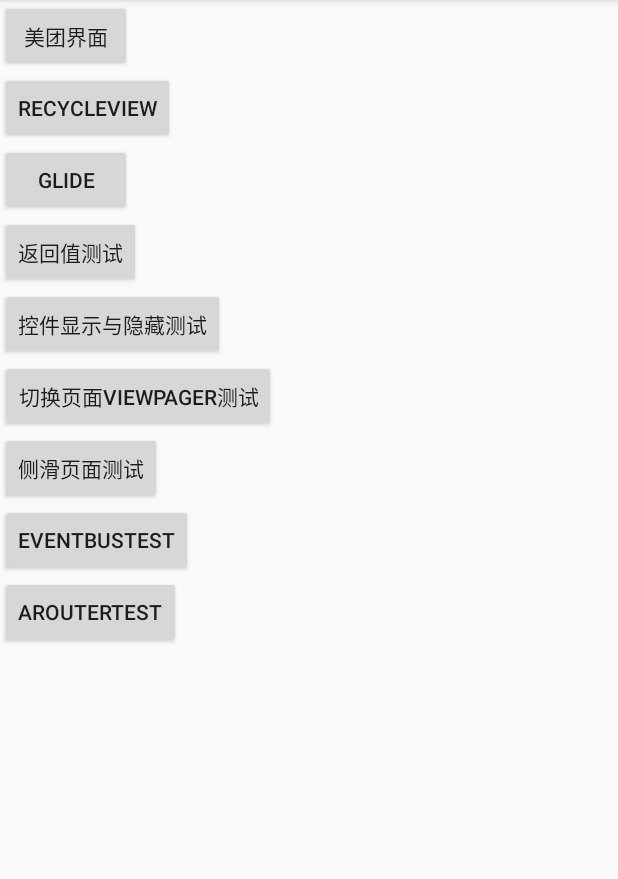
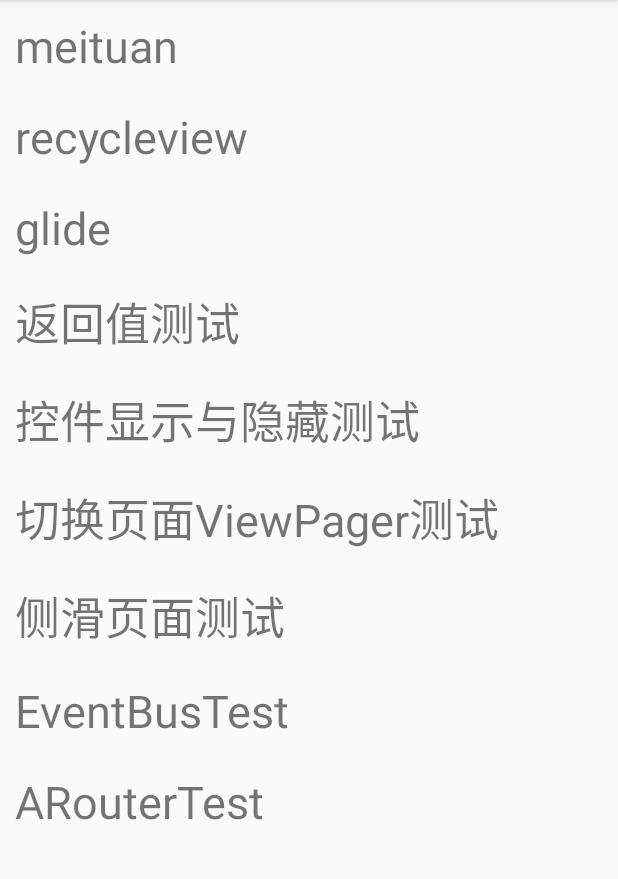
Before and after one commit to laihuiming/MyApp, an Android app: the screen it shows after launch (MainActivity), on a phone screen of 412 x 824 dp, the part 84-963 px from its top. Run offline under Robolectric (Android 15) with nearby library versions, the phone set to English and light mode, and no system bars; our stand-ins replace ButterKnife; 3 statements that could not run were skipped.

Commit message:
修改MainActivity，改为RecycleView，跳转错乱

```diff
--- a/app/src/main/java/com/example/myapplication2/ActivityResultTest/ActivityResultTestActivity.java
+++ b/app/src/main/java/com/example/myapplication2/ActivityResultTest/ActivityResultTestActivity.java
@@ -14,6 +14,7 @@
 import androidx.fragment.app.FragmentManager;
 import androidx.fragment.app.FragmentTransaction;
 
+import com.alibaba.android.arouter.facade.annotation.Route;
 import com.example.myapplication2.ActivityResultTest.TableLayoutTest.TableOneFragment;
 import com.example.myapplication2.ActivityResultTest.TableLayoutTest.TableTwoFragment;
 import com.example.myapplication2.R;
@@ -21,7 +22,7 @@
 import butterknife.BindView;
 import butterknife.ButterKnife;
 import butterknife.OnClick;
-
+@Route(path = "app/ActivityResultTestActivity")
 public class ActivityResultTestActivity extends FragmentActivity implements View.OnClickListener {
     @BindView(R.id.fragment)
     FrameLayout fragment;
--- a/app/src/main/java/com/example/myapplication2/Adapter/MainAdapter.java
+++ b/app/src/main/java/com/example/myapplication2/Adapter/MainAdapter.java
@@ -1,29 +1,36 @@
 package com.example.myapplication2.Adapter;
 
 
+import android.content.Context;
 import android.view.View;
 import android.view.ViewGroup;
 import android.widget.ImageView;
 import android.widget.TextView;
 import androidx.annotation.NonNull;
 import androidx.recyclerview.widget.RecyclerView;
+
+import com.alibaba.android.arouter.launcher.ARouter;
 import com.example.myapplication2.Bean.ItemBean;
+import com.example.myapplication2.Bean.MainBean;
 import com.example.myapplication2.R;
 
 import java.util.List;
 
 public class MainAdapter extends RecyclerView.Adapter<MainAdapter.InnerHolder>{
 
-    public final List<ItemBean> mData;
+    public final List<MainBean> mData;
     private View view;
+    private Context context;
+    private String path;
 
-    public MainAdapter(List<ItemBean> data){
+    public MainAdapter(Context context,List<MainBean> data){
+        this.context = context;
         this.mData = data;
     }
     @NonNull
     @Override
     public InnerHolder onCreateViewHolder(@NonNull ViewGroup parent, int viewType) {
-        view = View.inflate(parent.getContext(), R.layout.item_recycleview, null);
+        view = View.inflate(parent.getContext(), R.layout.item_main, null);
         return new InnerHolder(view);
     }
     /**
@@ -35,6 +42,12 @@
     public void onBindViewHolder(@NonNull InnerHolder holder, int position) {
         //绑定数据
         holder.setData(mData.get(position));
+        holder.itemView.setOnClickListener(new View.OnClickListener() {
+            @Override
+            public void onClick(View v) {
+                ARouter.getInstance().build(path).navigation();
+            }
+        });
     }
 
     /**
@@ -52,7 +65,7 @@
 
     public class InnerHolder extends RecyclerView.ViewHolder {
         private TextView mTitle;
-        private ImageView mIcon;
+//        private ImageView mIcon;
 
 
         public InnerHolder(View itemView) {
@@ -63,10 +76,11 @@
 
         /**
          * 设置数据
-         * @param itemBean
+         * @param mainBean
          */
-        public void setData(ItemBean itemBean) {
-            mTitle.setText(itemBean.title);
+        public void setData(MainBean mainBean) {
+            mTitle.setText(mainBean.title);
+            path = mainBean.path;
 //            mIcon.setImageResource(itemBean.icon);
         }
 
--- a/app/src/main/java/com/example/myapplication2/Data/MainDatas.java
+++ b/app/src/main/java/com/example/myapplication2/Data/MainDatas.java
@@ -1,10 +1,31 @@
 package com.example.myapplication2.Data;
+
+import com.example.myapplication2.Constant;
 
 public class MainDatas {
     public static String[] titles = {
             "meituan",
             "recycleview",
             "glide",
-            "butterknife"
+            "返回值测试",
+            "控件显示与隐藏测试",
+            "切换页面ViewPager测试",
+            "侧滑页面测试",
+            "EventBusTest",
+            "ARouterTest"
+
     };
+    public static String[] path = {
+            Constant.MEITUAN,
+            Constant.RECYCLEVIEW,
+            Constant.GLIDE,
+            Constant.FANHUIZHI,
+            Constant.VISIBILITY,
+            Constant.VIEWPAGER,
+            Constant.DRAWERLAYOUT,
+            Constant.EVENTBUSTEST,
+            Constant.AROUTERTEST
+    };
+    public MainDatas() {
+    }
 }
--- a/app/src/main/java/com/example/myapplication2/DrawerLayout/DrawerLayoutTestActivity.java
+++ b/app/src/main/java/com/example/myapplication2/DrawerLayout/DrawerLayoutTestActivity.java
@@ -13,6 +13,7 @@
 import androidx.appcompat.app.AppCompatActivity;
 import androidx.drawerlayout.widget.DrawerLayout;
 
+import com.alibaba.android.arouter.facade.annotation.Route;
 import com.bigkoo.pickerview.builder.OptionsPickerBuilder;
 import com.bigkoo.pickerview.builder.TimePickerBuilder;
 import com.bigkoo.pickerview.listener.OnOptionsSelectListener;
@@ -37,7 +38,7 @@
 
 import static com.example.myapplication2.util.TimeFormat.Y_M_D_SHOW;
 import static com.example.myapplication2.util.TimeFormat.getCurrTime;
-
+@Route(path = "/app/DrawerLayoutTestActivity")
 public class DrawerLayoutTestActivity extends AppCompatActivity {
     @BindView(R.id.open_drawerlayout)
     TextView openDrawerlayout;
--- a/app/src/main/java/com/example/myapplication2/EventBusTest/EBThirdActivity.java
+++ b/app/src/main/java/com/example/myapplication2/EventBusTest/EBThirdActivity.java
@@ -9,6 +9,7 @@
 
 import androidx.appcompat.app.AppCompatActivity;
 
+import com.alibaba.android.arouter.facade.annotation.Route;
 import com.example.myapplication2.R;
 
 import org.greenrobot.eventbus.EventBus;
@@ -18,7 +19,7 @@
 import butterknife.BindView;
 import butterknife.ButterKnife;
 import butterknife.OnClick;
-
+@Route(path = "/app/EBThirdActivity")
 public class EBThirdActivity extends AppCompatActivity {
 
     private static final String TAG = "EBThirdActivity";
--- a/app/src/main/java/com/example/myapplication2/GlideActivity.java
+++ b/app/src/main/java/com/example/myapplication2/GlideActivity.java
@@ -10,6 +10,7 @@
 
 import androidx.appcompat.app.AppCompatActivity;
 
+import com.alibaba.android.arouter.facade.annotation.Route;
 import com.bumptech.glide.Glide;
 import com.bumptech.glide.load.engine.DiskCacheStrategy;
 import com.bumptech.glide.request.RequestOptions;
@@ -21,7 +22,7 @@
 import butterknife.OnClick;
 import jp.wasabeef.glide.transformations.BlurTransformation;
 import jp.wasabeef.glide.transformations.GrayscaleTransformation;
-
+@Route(path = "/app/GlideActivity")
 public class GlideActivity extends AppCompatActivity {
 
 
--- a/app/src/main/java/com/example/myapplication2/MainActivity.java
+++ b/app/src/main/java/com/example/myapplication2/MainActivity.java
@@ -6,85 +6,121 @@
 import android.widget.Button;
 
 import androidx.appcompat.app.AppCompatActivity;
+import androidx.recyclerview.widget.LinearLayoutManager;
+import androidx.recyclerview.widget.RecyclerView;
 
 import com.alibaba.android.arouter.facade.annotation.Route;
 import com.alibaba.android.arouter.launcher.ARouter;
 import com.example.myapplication2.ARoutDemo.ARoutDemoActivity;
 import com.example.myapplication2.ActivityResultTest.ActivityResultTestActivity;
+import com.example.myapplication2.Adapter.MainAdapter;
+import com.example.myapplication2.Adapter.RecyclerViewAdapter;
+import com.example.myapplication2.Bean.ItemBean;
+import com.example.myapplication2.Bean.MainBean;
+import com.example.myapplication2.Data.MainDatas;
 import com.example.myapplication2.DrawerLayout.DrawerLayoutTestActivity;
 import com.example.myapplication2.EventBusTest.EBFirstActivity;
 import com.example.myapplication2.ViewPager.ViewPagerActivity;
 import com.example.myapplication2.VisibilityTest.VisibilityTestActivity;
 
+import java.util.ArrayList;
+import java.util.List;
+
 import butterknife.BindView;
 import butterknife.ButterKnife;
 import butterknife.OnClick;
 
-@Route(path = "app/MainActivity")
+@Route(path = "/app/MainActivity")
 public class MainActivity extends AppCompatActivity {
-    @BindView(R.id.bt_meituan)
-    Button btMeituan;
-    @BindView(R.id.bt_recycleview)
-    Button btRecycleview;
-    @BindView(R.id.glide)
-    Button glide;
-    @BindView(R.id.activity_result)
-    Button activityResult;
-    @BindView(R.id.activity_visibility_test)
-    Button activityVisibilityTest;
-    @BindView(R.id.activity_viewpager_test)
-    Button activityViewpagerTest;
-    @BindView(R.id.activity_drawerlayout_text)
-    Button activityDrawerlayoutText;
-    @BindView(R.id.activity_eb_first)
-    Button activityEbFirst;
-    @BindView(R.id.activity_arouter_test)
-    Button activityArouterTest;
+//    @BindView(R.id.bt_meituan)
+//    Button btMeituan;
+//    @BindView(R.id.bt_recycleview)
+//    Button btRecycleview;
+//    @BindView(R.id.glide)
+//    Button glide;
+//    @BindView(R.id.activity_result)
+//    Button activityResult;
+//    @BindView(R.id.activity_visibility_test)
+//    Button activityVisibilityTest;
+//    @BindView(R.id.activity_viewpager_test)
+//    Button activityViewpagerTest;
+//    @BindView(R.id.activity_drawerlayout_text)
+//    Button activityDrawerlayoutText;
+//    @BindView(R.id.activity_eb_first)
+//    Button activityEbFirst;
+//    @BindView(R.id.activity_arouter_test)
+//    Button activityArouterTest;
+
+    private RecyclerView recyclerView;
+    private MainAdapter adapter;
+    private List<MainBean> mainArrayList = new ArrayList<MainBean>();
 
     @Override
     protected void onCreate(Bundle savedInstanceState) {
         super.onCreate(savedInstanceState);
         setContentView(R.layout.activity_main);
         ButterKnife.bind(this);
+        initData();
+        initview();
+
+    }
+
+    private void initData() {
+
+        for (int i = 0; i<MainDatas.titles.length;i++){
+            MainBean data = new MainBean();
+            data.title = MainDatas.titles[i];
+            data.path = MainDatas.path[i];
+            mainArrayList.add(data);
+        }
+    }
+
+    private void initview() {
+        recyclerView = (RecyclerView) findViewById(R.id.main_recycleview);//查找recyclerview控件
+        LinearLayoutManager manager = new LinearLayoutManager(this);//创建线性布局管理器
+        manager.setOrientation(LinearLayoutManager.VERTICAL);//添加垂直布局
+        recyclerView.setLayoutManager(manager);//将线性布局管理器添加到recyclerview中
+        adapter = new MainAdapter(getApplicationContext(),mainArrayList);//实例化适配器
+        recyclerView.setAdapter(adapter);//添加适配器
     }
 
 
-    @OnClick({R.id.bt_meituan, R.id.bt_recycleview, R.id.glide, R.id.activity_result,
-            R.id.activity_visibility_test, R.id.activity_viewpager_test, R.id.activity_drawerlayout_text,
-            R.id.activity_eb_first,R.id.activity_arouter_test})
-    public void onClick(View view) {
-        switch (view.getId()) {
-            case R.id.bt_meituan:
-                Intent intent = new Intent(MainActivity.this, MeiTuan.class);
-                startActivity(intent);
-                break;
-            case R.id.bt_recycleview:
-                Intent intent2 = new Intent(MainActivity.this, RecycleViewTest.class);
-                startActivity(intent2);
-                break;
-            case R.id.glide:
-                Intent intent3 = new Intent(MainActivity.this, GlideActivity.class);
-                startActivity(intent3);
-                break;
-            case R.id.activity_result:
-                Intent intent4 = new Intent(MainActivity.this, ActivityResultTestActivity.class);
-                startActivity(intent4);
-                break;
-            case R.id.activity_visibility_test:
-                startActivity(new Intent(MainActivity.this, VisibilityTestActivity.class));
-                break;
-            case R.id.activity_viewpager_test:
-                startActivity(new Intent(MainActivity.this, ViewPagerActivity.class));
-                break;
-            case R.id.activity_drawerlayout_text:
-                startActivity(new Intent(MainActivity.this, DrawerLayoutTestActivity.class));
-                break;
-            case R.id.activity_eb_first:
-                startActivity(new Intent(this, EBFirstActivity.class));
-            case R.id.activity_arouter_test:
-                ARouter.getInstance().build("/app/ARoutDemoActivity").navigation();
-//                startActivity(new Intent(this, ARoutDemoActivity.class));
-        }
-    }
+//    @OnClick({R.id.bt_meituan, R.id.bt_recycleview, R.id.glide, R.id.activity_result,
+//            R.id.activity_visibility_test, R.id.activity_viewpager_test, R.id.activity_drawerlayout_text,
+//            R.id.activity_eb_first,R.id.activity_arouter_test})
+//    public void onClick(View view) {
+//        switch (view.getId()) {
+//            case R.id.bt_meituan:
+//                Intent intent = new Intent(MainActivity.this, MeiTuan.class);
+//                startActivity(intent);
+//                break;
+//            case R.id.bt_recycleview:
+//                Intent intent2 = new Intent(MainActivity.this, RecycleViewTest.class);
+//                startActivity(intent2);
+//                break;
+//            case R.id.glide:
+//                Intent intent3 = new Intent(MainActivity.this, GlideActivity.class);
+//                startActivity(intent3);
+//                break;
+//            case R.id.activity_result:
+//                Intent intent4 = new Intent(MainActivity.this, ActivityResultTestActivity.class);
+//                startActivity(intent4);
+//                break;
+//            case R.id.activity_visibility_test:
+//                startActivity(new Intent(MainActivity.this, VisibilityTestActivity.class));
+//                break;
+//            case R.id.activity_viewpager_test:
+//                startActivity(new Intent(MainActivity.this, ViewPagerActivity.class));
+//                break;
+//            case R.id.activity_drawerlayout_text:
+//                startActivity(new Intent(MainActivity.this, DrawerLayoutTestActivity.class));
+//                break;
+//            case R.id.activity_eb_first:
+//                startActivity(new Intent(this, EBFirstActivity.class));
+//            case R.id.activity_arouter_test:
+//                ARouter.getInstance().build("/app/ARoutDemoActivity").navigation();
+////                startActivity(new Intent(this, ARoutDemoActivity.class));
+//        }
+//    }
 
 }
--- a/app/src/main/java/com/example/myapplication2/MeiTuan.java
+++ b/app/src/main/java/com/example/myapplication2/MeiTuan.java
@@ -6,9 +6,11 @@
 
 import androidx.appcompat.app.AppCompatActivity;
 
+import com.alibaba.android.arouter.facade.annotation.Route;
+
 import butterknife.BindView;
 import butterknife.ButterKnife;
-
+@Route(path = "/app/MeiTuan")
 public class MeiTuan extends AppCompatActivity {
 
     @Override
--- a/app/src/main/java/com/example/myapplication2/RecycleViewTest.java
+++ b/app/src/main/java/com/example/myapplication2/RecycleViewTest.java
@@ -6,6 +6,7 @@
 
 import android.os.Bundle;
 
+import com.alibaba.android.arouter.facade.annotation.Route;
 import com.example.myapplication2.Adapter.RecyclerViewAdapter;
 import com.example.myapplication2.Bean.RecycleViewBean;
 
@@ -17,7 +18,7 @@
 import retrofit2.Response;
 import retrofit2.Retrofit;
 import retrofit2.converter.gson.GsonConverterFactory;
-
+@Route(path = "/app/RecycleViewTest")
 public class RecycleViewTest extends AppCompatActivity {
 
     private RecyclerView recyclerView;
--- a/app/src/main/java/com/example/myapplication2/ViewPager/ViewPagerActivity.java
+++ b/app/src/main/java/com/example/myapplication2/ViewPager/ViewPagerActivity.java
@@ -14,6 +14,7 @@
 import androidx.fragment.app.Fragment;
 import androidx.viewpager.widget.ViewPager;
 
+import com.alibaba.android.arouter.facade.annotation.Route;
 import com.example.myapplication2.R;
 import com.google.android.material.tabs.TabLayout;
 
@@ -22,7 +23,7 @@
 
 import butterknife.BindView;
 import butterknife.ButterKnife;
-
+@Route(path = "/app/ViewPagerActivity")
 public class ViewPagerActivity extends AppCompatActivity {
 
     @BindView(R.id.tabLayout)
--- a/app/src/main/java/com/example/myapplication2/VisibilityTest/VisibilityTestActivity.java
+++ b/app/src/main/java/com/example/myapplication2/VisibilityTest/VisibilityTestActivity.java
@@ -8,12 +8,13 @@
 
 import androidx.annotation.Nullable;
 
+import com.alibaba.android.arouter.facade.annotation.Route;
 import com.example.myapplication2.R;
 
 import butterknife.BindView;
 import butterknife.ButterKnife;
 import butterknife.OnClick;
-
+@Route(path = "/app/VisibilityTestActivity")
 public class VisibilityTestActivity extends Activity {
     private static final String TAG = "VisibilityTestActivity";
     @BindView(R.id.tv_msg1)
--- a/app/src/main/res/layout/activity_main.xml
+++ b/app/src/main/res/layout/activity_main.xml
@@ -6,49 +6,53 @@
     android:layout_height="match_parent"
     android:orientation="vertical"
     tools:context=".MainActivity">
-    <Button
-        android:id="@+id/bt_meituan"
-        android:text="美团界面"
-        android:layout_width="wrap_content"
-        android:layout_height="wrap_content"/>
-    <Button
-        android:id="@+id/bt_recycleview"
-        android:text="RecycleView"
-        android:layout_width="wrap_content"
-        android:layout_height="wrap_content"/>
-    <Button
-        android:id="@+id/glide"
-        android:text="glide"
-        android:layout_width="wrap_content"
-        android:layout_height="wrap_content"/>
-    <Button
-        android:id="@+id/activity_result"
-        android:text="返回值测试"
-        android:layout_width="wrap_content"
-        android:layout_height="wrap_content"/>
-    <Button
-        android:id="@+id/activity_visibility_test"
-        android:text="控件显示与隐藏测试"
-        android:layout_width="wrap_content"
-        android:layout_height="wrap_content"/>
-    <Button
-        android:id="@+id/activity_viewpager_test"
-        android:text="切换页面ViewPager测试"
-        android:layout_width="wrap_content"
-        android:layout_height="wrap_content"/>
-    <Button
-        android:id="@+id/activity_drawerlayout_text"
-        android:text="侧滑页面测试"
-        android:layout_width="wrap_content"
-        android:layout_height="wrap_content"/>
-    <Button
-        android:id="@+id/activity_eb_first"
-        android:text="EventBusTest"
-        android:layout_width="wrap_content"
-        android:layout_height="wrap_content"/>
-    <Button
-        android:id="@+id/activity_arouter_test"
-        android:text="ARouterTest"
-        android:layout_width="wrap_content"
-        android:layout_height="wrap_content"/>
+<!--    <Button-->
+<!--        android:id="@+id/bt_meituan"-->
+<!--        android:text="美团界面"-->
+<!--        android:layout_width="wrap_content"-->
+<!--        android:layout_height="wrap_content"/>-->
+<!--    <Button-->
+<!--        android:id="@+id/bt_recycleview"-->
+<!--        android:text="RecycleView"-->
+<!--        android:layout_width="wrap_content"-->
+<!--        android:layout_height="wrap_content"/>-->
+<!--    <Button-->
+<!--        android:id="@+id/glide"-->
+<!--        android:text="glide"-->
+<!--        android:layout_width="wrap_content"-->
+<!--        android:layout_height="wrap_content"/>-->
+<!--    <Button-->
+<!--        android:id="@+id/activity_result"-->
+<!--        android:text="返回值测试"-->
+<!--        android:layout_width="wrap_content"-->
+<!--        android:layout_height="wrap_content"/>-->
+<!--    <Button-->
+<!--        android:id="@+id/activity_visibility_test"-->
+<!--        android:text="控件显示与隐藏测试"-->
+<!--        android:layout_width="wrap_content"-->
+<!--        android:layout_height="wrap_content"/>-->
+<!--    <Button-->
+<!--        android:id="@+id/activity_viewpager_test"-->
+<!--        android:text="切换页面ViewPager测试"-->
+<!--        android:layout_width="wrap_content"-->
+<!--        android:layout_height="wrap_content"/>-->
+<!--    <Button-->
+<!--        android:id="@+id/activity_drawerlayout_text"-->
+<!--        android:text="侧滑页面测试"-->
+<!--        android:layout_width="wrap_content"-->
+<!--        android:layout_height="wrap_content"/>-->
+<!--    <Button-->
+<!--        android:id="@+id/activity_eb_first"-->
+<!--        android:text="EventBusTest"-->
+<!--        android:layout_width="wrap_content"-->
+<!--        android:layout_height="wrap_content"/>-->
+<!--    <Button-->
+<!--        android:id="@+id/activity_arouter_test"-->
+<!--        android:text="ARouterTest"-->
+<!--        android:layout_width="wrap_content"-->
+<!--        android:layout_height="wrap_content"/>-->
+    <androidx.recyclerview.widget.RecyclerView
+        android:id="@+id/main_recycleview"
+        android:layout_width="match_parent"
+        android:layout_height="match_parent"/>
 </LinearLayout>
```
Also changed, not shown: app/src/main/java/com/example/myapplication2/Bean/MainBean.java (+22 -0 lines), app/src/main/java/com/example/myapplication2/Constant.java (+20 -0 lines).
